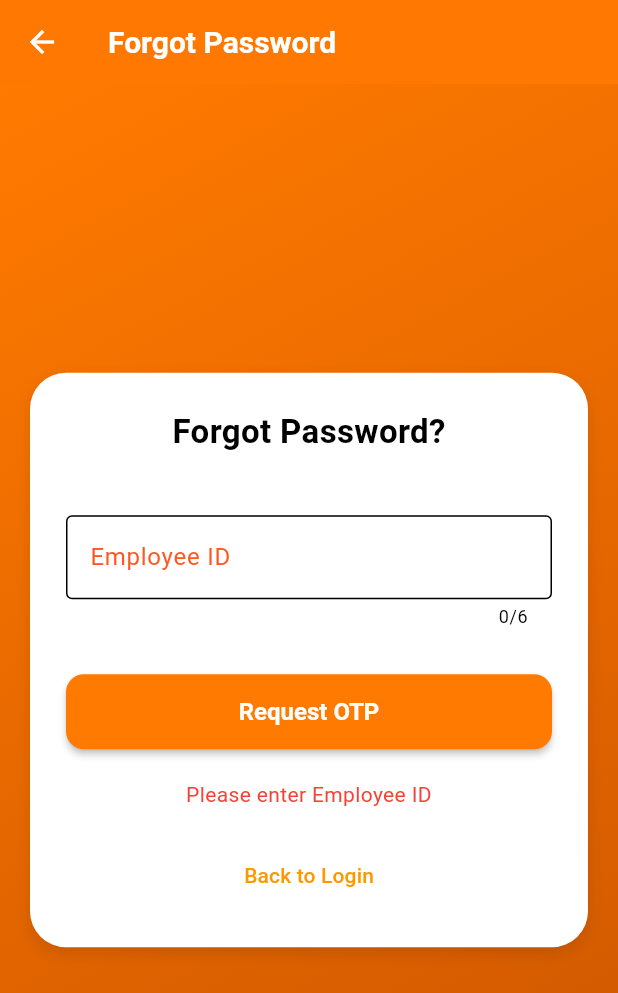
After one commit to tabiaa/SSGC_EHRMS, a Flutter app: the ForgotPasswordScreen screen opened directly, after a tap on "Request OTP", on a phone screen of 412 x 824 dp. The commit adds this screen. Shown: the top 993 px of the screen. Run offline on Flutter 3.47's test engine with Material 3 defaults, Android fonts, the phone set to English and light mode, and no system bars; our stand-ins replace dio, image_picker, shared_preferences; missing offline and left inert: google_mlkit_face_detection; accounts and stored records are empty.

Commit message:
Updated pubspec.yaml, added PrivacyInfo.xcprivacy and forgot_password screen

```diff
--- a/lib/models/dependent.dart
+++ b/lib/models/dependent.dart
@@ -12,6 +12,7 @@ class Dependent {
   final String? cnicFrontUrl;
   final String? cnicBackUrl;
   final String? bformUrl;
+  final String? frcUrl; // Add FRC URL field
   final bool isPrepopulated;
 
   Dependent({
@@ -28,6 +29,7 @@ class Dependent {
     this.cnicFrontUrl,
     this.cnicBackUrl,
     this.bformUrl,
+    this.frcUrl, // Add FRC URL parameter
     required this.isPrepopulated,
   });
 
@@ -65,6 +67,7 @@ class Dependent {
     cnicFrontUrl: json['cnic_front_url'],
     cnicBackUrl: json['cnic_back_url'],
     bformUrl: json['bform_url'],
+    frcUrl: json['frc_url'], // Add FRC URL from JSON
     isPrepopulated: _parseBool(json['is_prepopulated']),
   );
 }
--- /dev/null
+++ b/lib/screens/forgot_password.dart
@@ -0,0 +1,327 @@
+import 'package:flutter/material.dart';
+import '../services/api_service.dart';
+import 'login_screen.dart';
+import 'package:flutter/services.dart';
+
+class ForgotPasswordScreen extends StatefulWidget {
+  const ForgotPasswordScreen({Key? key}) : super(key: key);
+
+  @override
+  State<ForgotPasswordScreen> createState() => _ForgotPasswordScreenState();
+}
+
+class _ForgotPasswordScreenState extends State<ForgotPasswordScreen> {
+  final TextEditingController empIdController = TextEditingController();
+  final TextEditingController otpController = TextEditingController();
+  final TextEditingController passwordController = TextEditingController();
+  final TextEditingController confirmPasswordController = TextEditingController();
+
+  int currentStep = 1;
+  bool isLoading = false;
+  bool isPasswordVisible = false;
+  bool isConfirmPasswordVisible = false;
+  String message = "";
+
+  Future<void> _requestOtp() async {
+    final empId = empIdController.text.trim();
+    if (empId.isEmpty) {
+      setState(() => message = "Please enter Employee ID");
+      return;
+    }
+
+    setState(() => isLoading = true);
+    try {
+      final res = await ApiService.requestForgotPasswordOtp(empId);
+      setState(() {
+        message = res['message'] ?? '';
+        if (res['success'] == true) currentStep = 2;
+      });
+    } catch (e) {
+      setState(() => message = e.toString());
+    } finally {
+      setState(() => isLoading = false);
+    }
+  }
+
+  Future<void> _verifyOtp() async {
+    final empId = empIdController.text.trim();
+    final otp = otpController.text.trim();
+    if (otp.isEmpty) {
+      setState(() => message = "Please enter OTP");
+      return;
+    }
+
+    setState(() => isLoading = true);
+    try {
+      final res = await ApiService.verifyForgotPasswordOtp(employeeId: empId, otp: otp);
+      setState(() {
+        message = res['message'] ?? '';
+        if (res['success'] == true) currentStep = 3;
+      });
+    } catch (e) {
+      setState(() => message = e.toString());
+    } finally {
+      setState(() => isLoading = false);
+    }
+  }
+
+  Future<void> _resetPassword() async {
+    final empId = empIdController.text.trim();
+    final password = passwordController.text.trim();
+    final confirm = confirmPasswordController.text.trim();
+
+    if (password.isEmpty || confirm.isEmpty) {
+      setState(() => message = "Please fill all fields");
+      return;
+    }
+    if (password != confirm) {
+      setState(() => message = "Passwords do not match");
+      return;
+    }
+
+    // Password validation (adjust as needed)
+    final passwordRegex = RegExp(r'^(?=.*[A-Za-z])(?=.*\d)(?=.*[^A-Za-z0-9]).{8,}$');
+    if (!passwordRegex.hasMatch(password)) {
+      setState(() => message =
+          "Password must be at least 8 characters long and include:\n• 1 letter\n• 1 number\n• 1 special character");
+      return;
+    }
+
+    setState(() => isLoading = true);
+    try {
+      final res = await ApiService.resetPassword(employeeId: empId, newPassword: password);
+
+      if (res['success'] == true) {
+        ScaffoldMessenger.of(context).showSnackBar(
+          const SnackBar(
+            content: Text("Password reset successfully! Redirecting..."),
+            backgroundColor: Colors.green,
+          ),
+        );
+        await Future.delayed(const Duration(seconds: 1));
+        if (!mounted) return;
+        Navigator.pushReplacement(
+          context,
+          MaterialPageRoute(builder: (_) => LoginScreen()),
+        );
+      } else {
+        setState(() => message = res['message'] ?? 'Error resetting password');
+      }
+    } catch (e) {
+      setState(() => message = "Error: $e");
+    } finally {
+      setState(() => isLoading = false);
+    }
+  }
+
+  Widget _otpBoxes() {
+    return TextField(
+      controller: otpController,
+      keyboardType: TextInputType.number,
+      maxLength: 6,
+      textAlign: TextAlign.center,
+      decoration: InputDecoration(
+        counterText: "",
+        filled: true,
+        fillColor: Colors.grey[100],
+        hintText: "••••••",
+        border: OutlineInputBorder(
+          borderRadius: BorderRadius.circular(16),
+          borderSide: BorderSide.none,
+        ),
+      ),
+      style: const TextStyle(letterSpacing: 8, fontSize: 20),
+    );
+  }
+
+  @override
+  Widget build(BuildContext context) {
+    Widget stepWidget;
+
+    if (currentStep == 1) {
+      stepWidget = Column(
+        children: [
+          const Text(
+            "Forgot Password?",
+            style: TextStyle(fontSize: 22, fontWeight: FontWeight.bold),
+          ),
+          const SizedBox(height: 10),
+          // const Text(
+          //   "Enter your Employee ID to receive an OTP for password reset",
+          //   textAlign: TextAlign.center,
+          //   style: TextStyle(fontSize: 14, color: Colors.grey),
+          // ),
+          const SizedBox(height: 30),
+          TextField(
+            controller: empIdController,
+            decoration: const InputDecoration(
+              labelText: "Employee ID",
+              border: OutlineInputBorder(),
+            ),
+             maxLength: 6,
+                              inputFormatters: [
+    FilteringTextInputFormatter.allow(RegExp(r'[0-9]')),
+  ],
+          ),
+          const SizedBox(height: 30),
+          ElevatedButton(
+            style: ElevatedButton.styleFrom(
+              backgroundColor: const Color(0xFFFF7A00),
+              minimumSize: const Size(double.infinity, 50),
+              shape: RoundedRectangleBorder(
+                  borderRadius: BorderRadius.circular(12)),
+            ),
+            onPressed: isLoading ? null : _requestOtp,
+            child: Text(isLoading ? "Sending..." : "Request OTP",
+                style: const TextStyle(fontSize: 16, color: Colors.white)),
+          ),
+        ],
+      );
+    } else if (currentStep == 2) {
+      stepWidget = Column(
+        children: [
+          const Text("Verify OTP",
+              style: TextStyle(fontSize: 22, fontWeight: FontWeight.bold)),
+          const SizedBox(height: 10),
+          const Text(
+            "Enter the OTP sent to your email and phone",
+            textAlign: TextAlign.center,
+            style: TextStyle(fontSize: 14, color: Colors.grey),
+          ),
+          const SizedBox(height: 30),
+          _otpBoxes(),
+          const SizedBox(height: 30),
+          ElevatedButton(
+            style: ElevatedButton.styleFrom(
+              backgroundColor: Colors.orangeAccent,
+              minimumSize: const Size(double.infinity, 50),
+              shape: RoundedRectangleBorder(
+                  borderRadius: BorderRadius.circular(12)),
+            ),
+            onPressed: isLoading ? null : _verifyOtp,
+            child: Text(isLoading ? "Verifying..." : "Verify OTP",
+                style: const TextStyle(fontSize: 16, color: Colors.white)),
+          ),
+        ],
+      );
+    } else {
+      stepWidget = Column(
+        children: [
+          const Text("Reset Password",
+              style: TextStyle(fontSize: 22, fontWeight: FontWeight.bold)),
+          const SizedBox(height: 10),
+          const Text(
+            "Create a new password for your account",
+            textAlign: TextAlign.center,
+            style: TextStyle(fontSize: 14, color: Colors.grey),
+          ),
+          const SizedBox(height: 30),
+          TextField(
+            controller: passwordController,
+            obscureText: !isPasswordVisible,
+            decoration: InputDecoration(
+              labelText: "New Password",
+              border: const OutlineInputBorder(),
+              suffixIcon: IconButton(
+                icon: Icon(isPasswordVisible
+                    ? Icons.visibility
+                    : Icons.visibility_off),
+                onPressed: () =>
+                    setState(() => isPasswordVisible = !isPasswordVisible),
+              ),
+            ),
+          ),
+          const SizedBox(height: 20),
+          TextField(
+            controller: confirmPasswordController,
+            obscureText: !isConfirmPasswordVisible,
+            decoration: InputDecoration(
+              labelText: "Confirm New Password",
+              border: const OutlineInputBorder(),
+              suffixIcon: IconButton(
+                icon: Icon(isConfirmPasswordVisible
+                    ? Icons.visibility
+                    : Icons.visibility_off),
+                onPressed: () => setState(
+                    () => isConfirmPasswordVisible = !isConfirmPasswordVisible),
+              ),
+            ),
+          ),
+          const SizedBox(height: 30),
+          ElevatedButton(
+            style: ElevatedButton.styleFrom(
+              backgroundColor: Colors.orangeAccent,
+              minimumSize: const Size(double.infinity, 50),
+              shape: RoundedRectangleBorder(
+                  borderRadius: BorderRadius.circular(12)),
+            ),
+            onPressed: isLoading ? null : _resetPassword,
+            child: Text(isLoading ? "Resetting..." : "Reset Password",
+                style: const TextStyle(fontSize: 16, color: Colors.white)),
+          ),
+        ],
+      );
+    }
+
+    return Scaffold(
+      appBar: AppBar(
+        title: const Text('Forgot Password'),
+        backgroundColor: const Color(0xFFFF7A00),
+        foregroundColor: Colors.white,
+      ),
+      body: Container(
+        width: double.infinity,
+        height: double.infinity,
+        decoration: const BoxDecoration(
+          gradient: LinearGradient(
+            colors: [Color(0xFFFF7A00), Color(0xFFCC5500)],
+            begin: Alignment.topLeft,
+            end: Alignment.bottomRight,
+          ),
+        ),
+        child: Center(
+          child: Container(
+            padding: const EdgeInsets.all(24),
+            margin: const EdgeInsets.all(20),
+            decoration: BoxDecoration(
+              color: Colors.white,
+              borderRadius: BorderRadius.circular(24),
+              boxShadow: [
+                BoxShadow(
+                    color: Colors.black.withOpacity(0.1),
+                    blurRadius: 8,
+                    offset: const Offset(0, 4))
+              ],
+            ),
+            child: SingleChildScrollView(
+              child: Column(
+                children: [
+                  stepWidget,
+                  const SizedBox(height: 20),
+                  if (message.isNotEmpty)
+                    Text(
+                      message,
+                      textAlign: TextAlign.center,
+                      style: TextStyle(
+                        color: message.contains("Success") || message.contains("sent")
+                            ? Colors.green
+                            : Colors.red,
+                      ),
+                    ),
+                  const SizedBox(height: 20),
+                  TextButton(
+                    onPressed: () => Navigator.pop(context),
+                    child: const Text(
+                      'Back to Login',
+                      style: TextStyle(color: Colors.orange),
+                    ),
+                  ),
+                ],
+              ),
+            ),
+          ),
+        ),
+      ),
+    );
+  }
+}
--- a/pubspec.yaml
+++ b/pubspec.yaml
@@ -31,8 +31,7 @@ dependencies:
   flutter:
     sdk: flutter
   path_provider: ^2.1.3
-  google_mlkit_face_detection: ^0.10.0
-  image: ^4.2.0  # for image cropping
+  image: ^4.2.0
   http_parser: ^4.0.2
   dio: ^5.7.0
   provider: ^6.1.1
@@ -42,7 +41,8 @@ dependencies:
   shared_preferences: ^2.2.3
   pin_code_fields: ^8.0.1
   flutter_launcher_icons: 0.14.4
-  package_info_plus: ^4.0.1
+  google_mlkit_face_detection: ^0.13.1
+  package_info_plus: ^9.0.0
   photo_view: ^0.15.0
 
 dev_dependencies:
```
Also changed, not shown: lib/screens/login_screen.dart (+15 -0 lines), lib/screens/signup_screen.dart (+6 -1 lines), lib/services/api_service.dart (+137 -23 lines), lib/widgets/dependent_detail_form.dart (+12 -0 lines), pubspec.lock, 3 other files.
